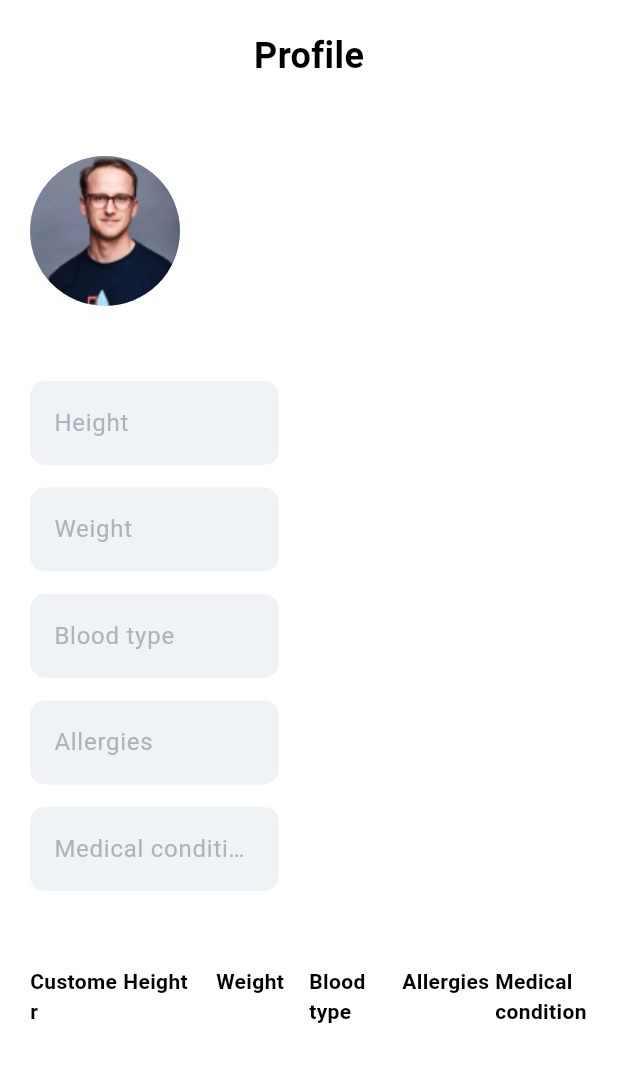
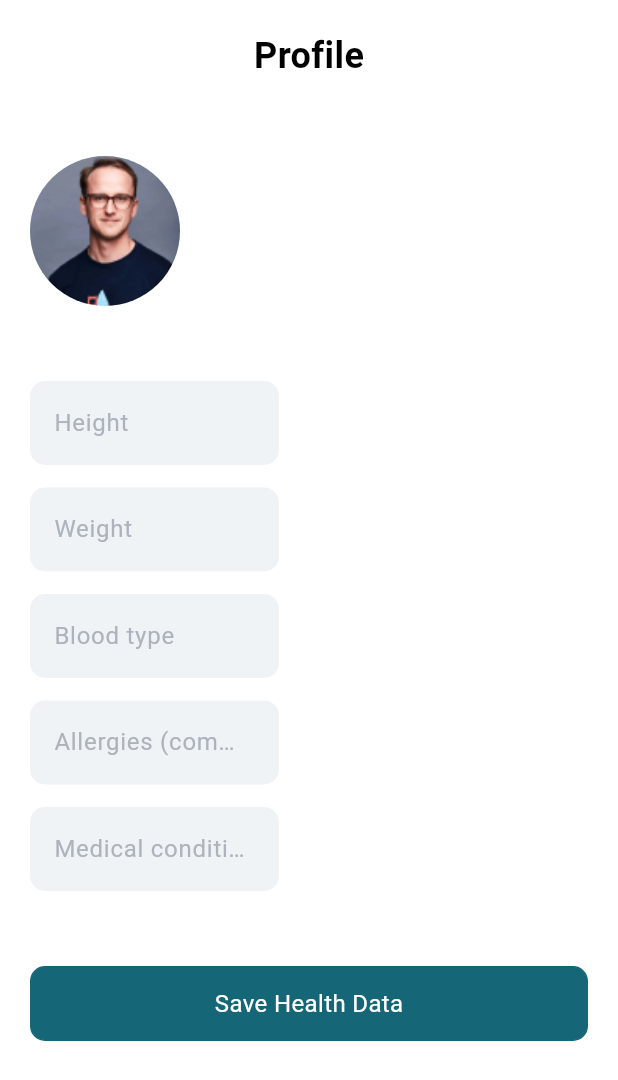
Before and after one commit to janithnishel/health, a Flutter app: the Profilepage screen opened directly, on a phone screen of 412 x 824 dp. Shown: the top 1080 px of the screen. Run offline on Flutter 3.47's test engine with Material 3 defaults, Android fonts, the phone set to English and light mode, and no system bars; our stand-ins replace firebase_auth, firebase_core, google_sign_in; accounts and stored records are empty; statements that could not run were skipped.

Commit message:
fix token error

```diff
--- a/lib/login_page.dart
+++ b/lib/login_page.dart
@@ -63,8 +63,9 @@ class _LoginPageState extends State<LoginPage> {
     if (response.statusCode == 200) {
       final responseData = jsonDecode(response.body);
       print('User ID: ${responseData['user_id']}');  // Handle user_id
+      print('Access Token: ${responseData['access_token']}');  // Handle access_token
 
-        // Navigate to profile page with optional user data
+      // Navigate to profile page with user data and token
       Navigator.push(
         context,
         MaterialPageRoute(
@@ -72,6 +73,7 @@ class _LoginPageState extends State<LoginPage> {
             userId: responseData['user_id'].toString(),  // Converting user_id to string if needed
             email: email,
             name: name,
+            token: responseData['access_token'],  // Pass the token here
           ),
         ),
       );
@@ -88,7 +90,6 @@ class _LoginPageState extends State<LoginPage> {
     );
   }
 }
-
   // Existing Email and Password sign-in logic (not connected to backend)
   void _loginWithEmailPassword() {
     final email = _email.text;
@@ -103,7 +104,7 @@ class _LoginPageState extends State<LoginPage> {
     Navigator.push(
       context,
       MaterialPageRoute(
-        builder: (context) => const Profilepage(userId: '', email: '', name: '',),
+        builder: (context) => const Profilepage(userId: '', email: '', name: '', token: '',),
       ),
     );
   }
--- a/lib/profile_page.dart
+++ b/lib/profile_page.dart
@@ -1,17 +1,21 @@
 import 'package:flutter/material.dart';
+import 'package:http/http.dart' as http;
+import 'dart:convert';
 import 'package:health/widget/custom_button.dart';
 import 'package:health/widget/custom_textfield.dart';
 
 class Profilepage extends StatefulWidget {
-  final String userId;  // Add userId as a parameter
-  final String email;    // Add email as a parameter
-  final String name;     // Add name as a parameter
+  final String userId; // User ID
+  final String email; // Email
+  final String name; // Name
+  final String token; // Token for making authorized requests
 
   const Profilepage({
     super.key,
-    required this.userId,   // Mark as required
-    required this.email,    // Mark as required
-    required this.name,     // Mark as required
+    required this.userId,
+    required this.email,
+    required this.name,
+    required this.token, // Pass the token
   });
 
   @override
@@ -19,7 +23,63 @@ class Profilepage extends StatefulWidget {
 }
 
 class _ProfilepageState extends State<Profilepage> {
-  final control = TextEditingController();
+  final TextEditingController _heightController = TextEditingController();
+  final TextEditingController _weightController = TextEditingController();
+  final TextEditingController _bloodTypeController = TextEditingController();
+  final TextEditingController _allergiesController = TextEditingController();
+  final TextEditingController _medicalConditionController = TextEditingController();
+
+  bool _isLoading = false;
+
+  // API call to save health data
+  Future<void> _saveHealthData() async {
+    setState(() {
+      _isLoading = true;
+    });
+
+    try {
+      final response = await http.post(
+        Uri.parse('http://127.0.0.1:8000/health_data/'),
+        headers: {
+          "Content-Type": "application/json",
+          "Authorization": "Bearer ${widget.token}", // Ensure valid token is passed
+        },
+        body: jsonEncode({
+          "height": double.parse(_heightController.text),
+          "weight": double.parse(_weightController.text),
+          "blood_type": _bloodTypeController.text,
+          "allergies": _allergiesController.text.isEmpty
+              ? []
+              : _allergiesController.text.split(','),
+          "medical_conditions": _medicalConditionController.text.isEmpty
+              ? []
+              : _medicalConditionController.text.split(','),
+        }),
+      );
+
+      if (response.statusCode == 200) {
+        ScaffoldMessenger.of(context).showSnackBar(
+          const SnackBar(content: Text('Health data saved successfully')),
+        );
+      } else if (response.statusCode == 401) {
+        ScaffoldMessenger.of(context).showSnackBar(
+          const SnackBar(content: Text('Unauthorized: Invalid token')),
+        );
+      } else {
+        ScaffoldMessenger.of(context).showSnackBar(
+          SnackBar(content: Text('Failed to save health data: ${response.body}')),
+        );
+      }
+    } catch (e) {
+      ScaffoldMessenger.of(context).showSnackBar(
+        SnackBar(content: Text('Error: $e')),
+      );
+    } finally {
+      setState(() {
+        _isLoading = false;
+      });
+    }
+  }
 
   @override
   Widget build(BuildContext context) {
@@ -41,7 +101,7 @@ class _ProfilepageState extends State<Profilepage> {
             ),
             const SizedBox(height: 50),
 
-            // Display user information passed from the login page
+            // Display user information
             Row(
               crossAxisAlignment: CrossAxisAlignment.start,
               children: [
@@ -66,12 +126,12 @@ class _ProfilepageState extends State<Profilepage> {
                     crossAxisAlignment: CrossAxisAlignment.start,
                     children: [
                       Text(
-                        widget.name,  // Display the passed name
+                        widget.name,
                         style: const TextStyle(
                             fontSize: 24, fontWeight: FontWeight.w600),
                       ),
                       Text(
-                        widget.email,  // Display the passed email
+                        widget.email,
                         style: const TextStyle(
                             fontSize: 16, fontWeight: FontWeight.w400),
                       ),
@@ -82,7 +142,7 @@ class _ProfilepageState extends State<Profilepage> {
             ),
             const SizedBox(height: 50),
 
-            // Text fields for profile information
+            // Input fields
             Padding(
               padding: EdgeInsets.only(
                 right: MediaQuery.of(context).size.width * 0.5,
@@ -91,96 +151,65 @@ class _ProfilepageState extends State<Profilepage> {
                 CustomTextfield(
                   hintText: "Height",
                   isHasSuffixIcon: false,
-                  keyboardType: TextInputType.none,
-                  control: control,
+                  keyboardType: TextInputType.number,
+                  control: _heightController,
                   isHasPrefixIcon: false,
                 ),
                 const SizedBox(height: 15),
                 CustomTextfield(
                   hintText: "Weight",
                   isHasSuffixIcon: false,
-                  keyboardType: TextInputType.none,
-                  control: control,
+                  keyboardType: TextInputType.number,
+                  control: _weightController,
                   isHasPrefixIcon: false,
                 ),
                 const SizedBox(height: 15),
                 CustomTextfield(
                   hintText: "Blood type",
                   isHasSuffixIcon: false,
-                  keyboardType: TextInputType.none,
-                  control: control,
+                  keyboardType: TextInputType.text,
+                  control: _bloodTypeController,
                   isHasPrefixIcon: false,
                 ),
                 const SizedBox(height: 15),
                 CustomTextfield(
-                  hintText: "Allergies",
+                  hintText: "Allergies (comma separated)",
                   isHasSuffixIcon: false,
-                  keyboardType: TextInputType.none,
-                  control: control,
+                  keyboardType: TextInputType.text,
+                  control: _allergiesController,
                   isHasPrefixIcon: false,
                 ),
                 const SizedBox(height: 15),
                 CustomTextfield(
-                  hintText: "Medical condition",
+                  hintText: "Medical conditions (comma separated)",
                   isHasSuffixIcon: false,
-                  keyboardType: TextInputType.none,
-                  control: control,
+                  keyboardType: TextInputType.text,
+                  control: _medicalConditionController,
                   isHasPrefixIcon: false,
                 ),
               ]),
             ),
             const SizedBox(height: 50),
 
-            // Sample Table for displaying data
-            Table(
-              columnWidths: const <int, TableColumnWidth>{},
-              children: const [
-                TableRow(children: [
-                  Text(
-                    "Customer",
-                    style: TextStyle(
-                        color: Colors.black,
-                        fontWeight: FontWeight.w700,
-                        fontSize: 14),
+            // Save Button
+            _isLoading
+                ? const CircularProgressIndicator()
+                : GestureDetector(
+                    onTap: _saveHealthData,
+                    child: const CustomButton(
+                      widget: Center(
+                        child: Text(
+                          "Save Health Data",
+                          style: TextStyle(
+                            color: Colors.white,
+                            fontSize: 16,
+                            fontWeight: FontWeight.w400,
+                          ),
+                        ),
+                      ),
+                      color: Color(0xff156778),
+                    ),
                   ),
-                  Text(
-                    "Height",
-                    style: TextStyle(
-                        color: Colors.black,
-                        fontWeight: FontWeight.w700,
-                        fontSize: 14),
-                  ),
-                  Text(
-                    "Weight",
-                    style: TextStyle(
-                        color: Colors.black,
-                        fontWeight: FontWeight.w700,
-                        fontSize: 14),
-                  ),
-                  Text(
-                    "Blood type",
-                    style: TextStyle(
-                        color: Colors.black,
-                        fontWeight: FontWeight.w700,
-                        fontSize: 14),
-                  ),
-                  Text(
-                    "Allergies",
-                    style: TextStyle(
-                        color: Colors.black,
-                        fontWeight: FontWeight.w700,
-                        fontSize: 14),
-                  ),
-                  Text(
-                    "Medical condition",
-                    style: TextStyle(
-                        color: Colors.black,
-                        fontWeight: FontWeight.w700,
-                        fontSize: 14),
-                  ),
-                ])
-              ],
-            ),
           ],
         ),
       ),
```
Lines whose indentation alone changed are shown as unchanged.
